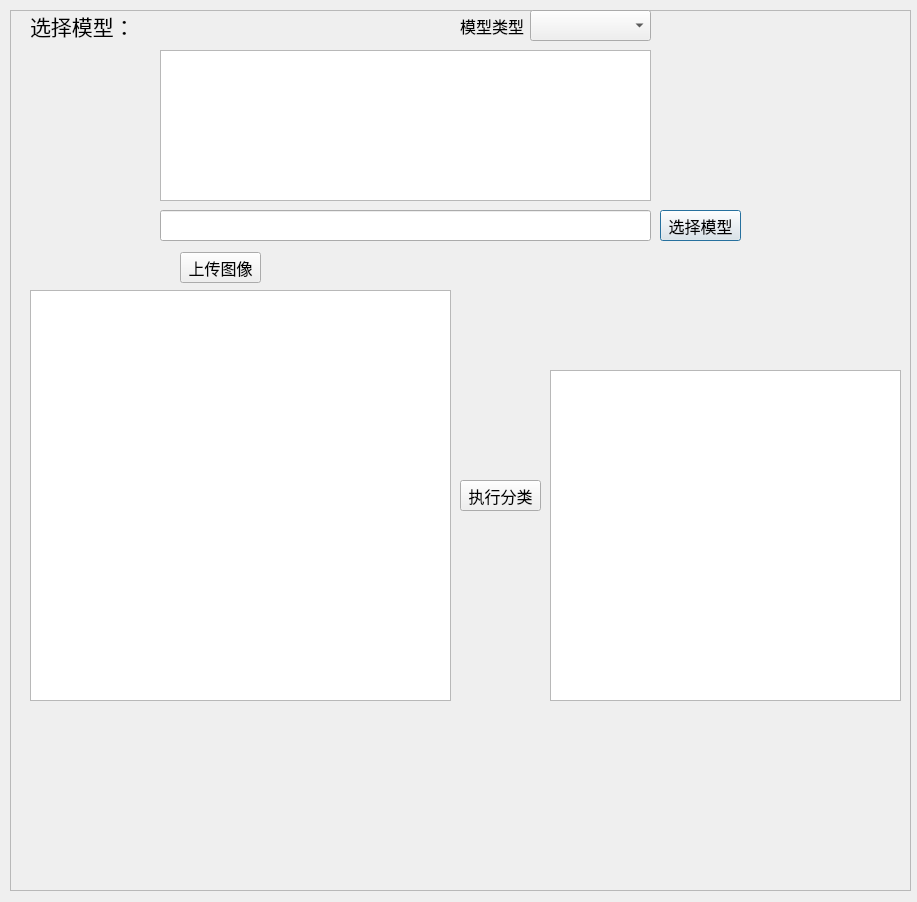
First picture: the form in fenlei.ui, repository gaoge230/MedialHandle, before the edit.
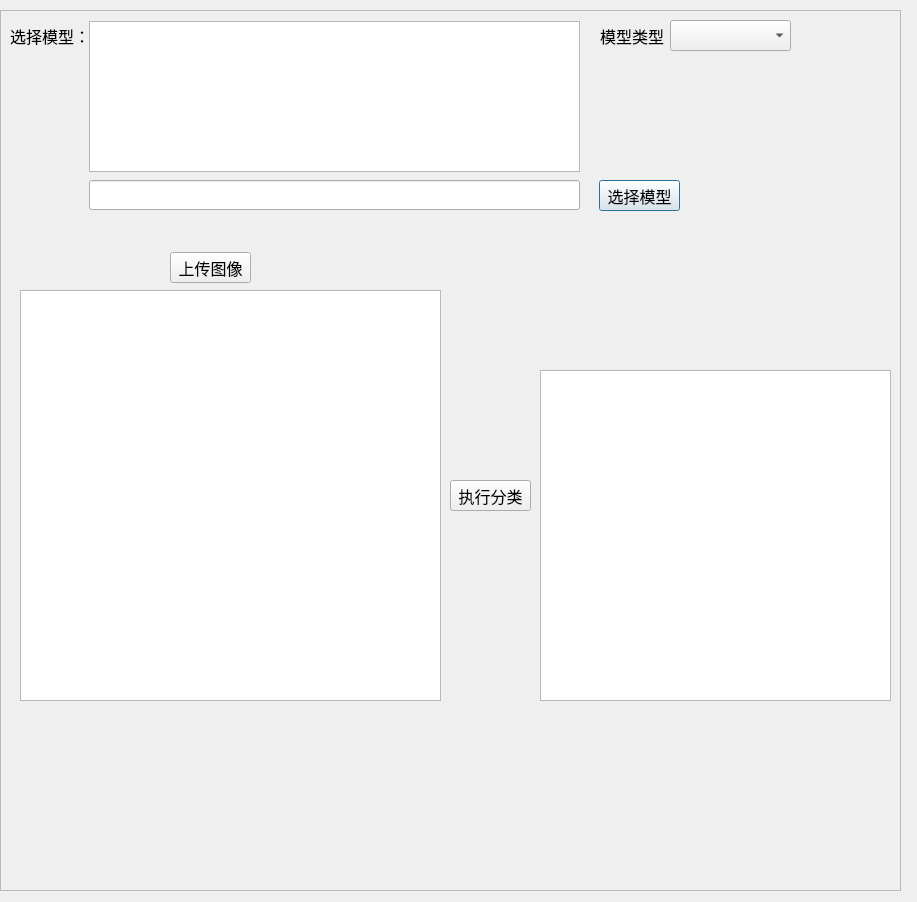
Second picture: the form after the edit. Icons and pictures are not drawn.

Diff of the .ui file:
```diff
--- a/fenlei.ui
+++ b/fenlei.ui
@@ -20,8 +20,8 @@
   <widget class="QPushButton" name="pushButton_2">
    <property name="geometry">
     <rect>
-     <x>660</x>
-     <y>210</y>
+     <x>599</x>
+     <y>180</y>
      <width>81</width>
      <height>31</height>
     </rect>
@@ -39,7 +39,7 @@
   <widget class="QPushButton" name="pushButton_4">
    <property name="geometry">
     <rect>
-     <x>180</x>
+     <x>170</x>
      <y>252</y>
      <width>81</width>
      <height>31</height>
@@ -58,7 +58,7 @@
   <widget class="QLabel" name="label">
    <property name="geometry">
     <rect>
-     <x>30</x>
+     <x>20</x>
      <y>290</y>
      <width>421</width>
      <height>411</height>
@@ -71,8 +71,8 @@
   <widget class="QLabel" name="label_3">
    <property name="geometry">
     <rect>
-     <x>30</x>
-     <y>10</y>
+     <x>10</x>
+     <y>20</y>
      <width>110</width>
      <height>31</height>
     </rect>
@@ -80,7 +80,7 @@
    <property name="font">
     <font>
      <family>宋体</family>
-     <pointsize>16</pointsize>
+     <pointsize>12</pointsize>
      <weight>50</weight>
      <bold>false</bold>
     </font>
@@ -92,7 +92,7 @@
   <widget class="QListView" name="listView_3">
    <property name="geometry">
     <rect>
-     <x>30</x>
+     <x>20</x>
      <y>290</y>
      <width>421</width>
      <height>411</height>
@@ -102,7 +102,7 @@
   <widget class="QFrame" name="frame">
    <property name="geometry">
     <rect>
-     <x>10</x>
+     <x>0</x>
      <y>10</y>
      <width>901</width>
      <height>881</height>
@@ -114,12 +114,44 @@
    <property name="frameShadow">
     <enum>QFrame::Raised</enum>
    </property>
+   <widget class="QListView" name="listView">
+    <property name="geometry">
+     <rect>
+      <x>89</x>
+      <y>11</y>
+      <width>491</width>
+      <height>151</height>
+     </rect>
+    </property>
+    <property name="font">
+     <font>
+      <family>宋体</family>
+      <pointsize>12</pointsize>
+     </font>
+    </property>
+   </widget>
+   <widget class="QLineEdit" name="lineEdit">
+    <property name="geometry">
+     <rect>
+      <x>89</x>
+      <y>170</y>
+      <width>491</width>
+      <height>30</height>
+     </rect>
+    </property>
+    <property name="font">
+     <font>
+      <family>宋体</family>
+      <pointsize>12</pointsize>
+     </font>
+    </property>
+   </widget>
   </widget>
   <widget class="QLabel" name="label_4">
    <property name="geometry">
     <rect>
-     <x>460</x>
-     <y>10</y>
+     <x>600</x>
+     <y>20</y>
      <width>71</width>
      <height>31</height>
     </rect>
@@ -134,42 +166,10 @@
     <string>模型类型</string>
    </property>
   </widget>
-  <widget class="QListView" name="listView">
-   <property name="geometry">
-    <rect>
-     <x>160</x>
-     <y>50</y>
-     <width>491</width>
-     <height>151</height>
-    </rect>
-   </property>
-   <property name="font">
-    <font>
-     <family>Calibri</family>
-     <pointsize>12</pointsize>
-    </font>
-   </property>
-  </widget>
-  <widget class="QLineEdit" name="lineEdit">
-   <property name="geometry">
-    <rect>
-     <x>160</x>
-     <y>210</y>
-     <width>491</width>
-     <height>31</height>
-    </rect>
-   </property>
-   <property name="font">
-    <font>
-     <family>Calibri</family>
-     <pointsize>12</pointsize>
-    </font>
-   </property>
-  </widget>
   <widget class="QPushButton" name="pushButton_5">
    <property name="geometry">
     <rect>
-     <x>460</x>
+     <x>450</x>
      <y>480</y>
      <width>81</width>
      <height>31</height>
@@ -188,8 +188,8 @@
   <widget class="QComboBox" name="comboBox">
    <property name="geometry">
     <rect>
-     <x>530</x>
-     <y>10</y>
+     <x>670</x>
+     <y>20</y>
      <width>121</width>
      <height>31</height>
     </rect>
@@ -204,7 +204,7 @@
   <widget class="QTextEdit" name="textEdit">
    <property name="geometry">
     <rect>
-     <x>550</x>
+     <x>540</x>
      <y>370</y>
      <width>351</width>
      <height>331</height>
```
Left out of the diff: 4 changed lines with no effect on the pictures.
